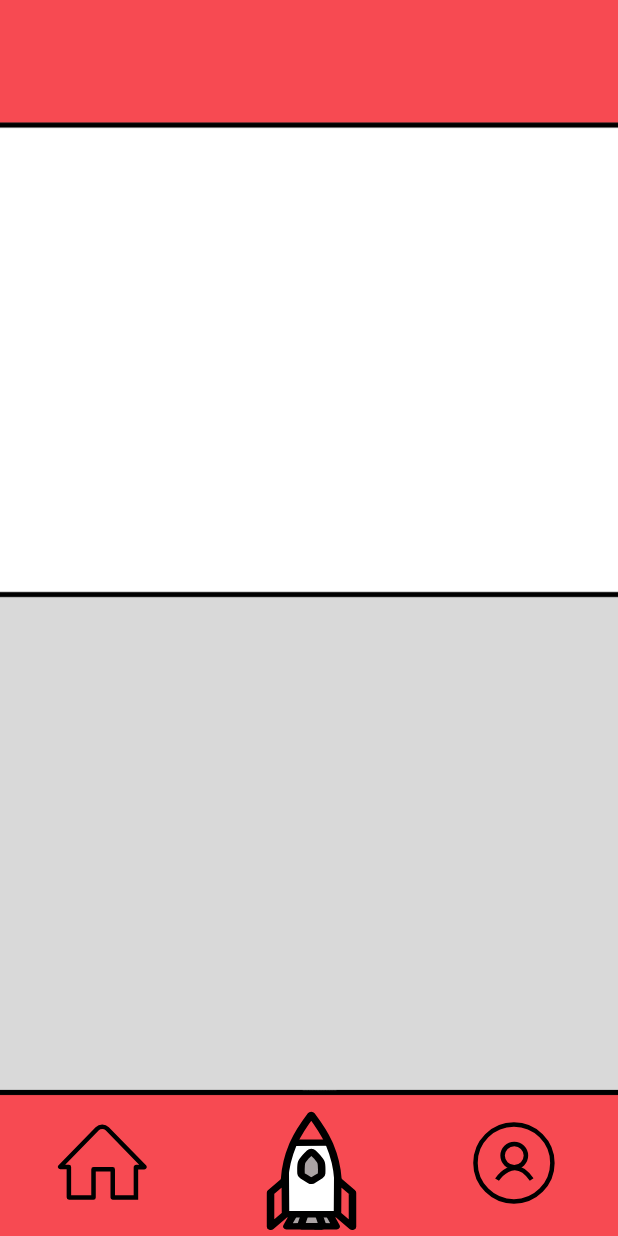
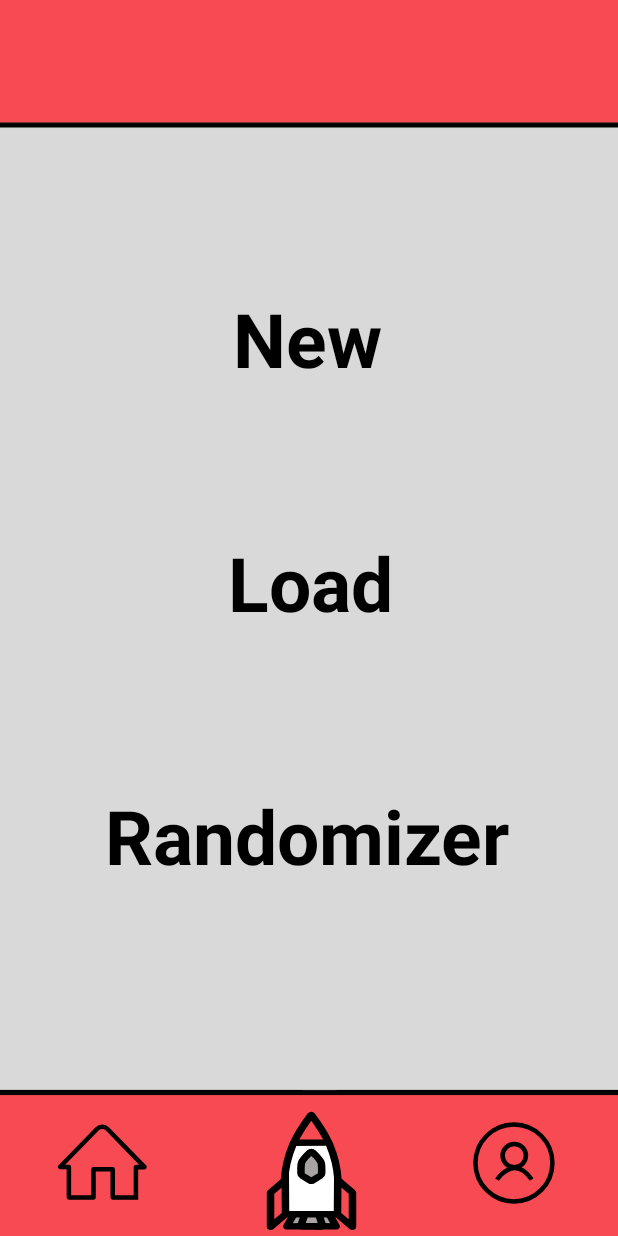
Before and after one commit to Luisob95/TeamTwoProject, an Android app: the PlanActivity screen opened directly, with no data from a screen before it, on a phone screen of 412 x 824 dp. Run offline under Robolectric (Android 15) with nearby library versions, the phone set to English and light mode, and no system bars.

Commit message:
temp save

```diff
--- /dev/null
+++ b/app/src/main/res/drawable/rounded_spinner.xml
@@ -0,0 +1,10 @@
+<layer-list xmlns:android="http://schemas.android.com/apk/res/android">
+    <item>
+        <shape>
+            <solid android:color="#FFFFFF" />
+            <stroke android:color="#000000" android:width="3dp" />
+            <corners android:radius="8dp" />
+        </shape>
+    </item>
+
+</layer-list>
--- /dev/null
+++ b/app/src/main/res/layout/customspinner.xml
@@ -0,0 +1,5 @@
+<TextView xmlns:android="http://schemas.android.com/apk/res/android"
+    android:layout_width="match_parent"
+    android:layout_height="50dp"
+    android:gravity="center"
+    android:textSize="16sp" />
--- a/app/src/main/res/layout/page_plan.xml
+++ b/app/src/main/res/layout/page_plan_menu.xml
@@ -18,7 +18,7 @@
         app:layout_constraintStart_toStartOf="parent"
         app:layout_constraintTop_toTopOf="parent"
         app:layout_constraintVertical_bias="0.0"
-        app:srcCompat="@drawable/background_homescreen" />
+        app:srcCompat="@drawable/background_otherscreens" />
 
     <ImageButton
         android:id="@+id/icon_Profile"
@@ -64,4 +64,52 @@
         app:layout_constraintVertical_bias="1.0"
         app:srcCompat="@drawable/icon_rocket_selected" />
 
+
+    <TextView
+        android:id="@+id/btn_Text_New"
+        android:layout_width="410dp"
+        android:layout_height="59dp"
+        android:gravity="center"
+        android:text="New"
+        android:textColor="@color/black"
+        android:textSize="50dp"
+        android:textStyle="bold"
+        app:layout_constraintBottom_toBottomOf="parent"
+        app:layout_constraintEnd_toEndOf="parent"
+        app:layout_constraintHorizontal_bias="0.0"
+        app:layout_constraintStart_toStartOf="parent"
+        app:layout_constraintTop_toTopOf="parent"
+        app:layout_constraintVertical_bias="0.251" />
+
+    <TextView
+        android:id="@+id/btn_Text_Load"
+        android:layout_width="410dp"
+        android:layout_height="59dp"
+        android:gravity="center"
+        android:text="Load"
+        android:textColor="@color/black"
+        android:textSize="50dp"
+        android:textStyle="bold"
+        app:layout_constraintBottom_toBottomOf="parent"
+        app:layout_constraintEnd_toEndOf="parent"
+        app:layout_constraintHorizontal_bias="1.0"
+        app:layout_constraintStart_toStartOf="parent"
+        app:layout_constraintTop_toTopOf="parent"
+        app:layout_constraintVertical_bias="0.464" />
+
+    <TextView
+        android:id="@+id/btn_Text_Randomizer"
+        android:layout_width="410dp"
+        android:layout_height="59dp"
+        android:gravity="center"
+        android:text="Randomizer"
+        android:textColor="@color/black"
+        android:textSize="50dp"
+        android:textStyle="bold"
+        app:layout_constraintBottom_toBottomOf="parent"
+        app:layout_constraintEnd_toEndOf="parent"
+        app:layout_constraintHorizontal_bias="0.0"
+        app:layout_constraintStart_toStartOf="parent"
+        app:layout_constraintTop_toTopOf="parent"
+        app:layout_constraintVertical_bias="0.684" />
 </androidx.constraintlayout.widget.ConstraintLayout>
--- a/app/src/main/res/layout/page_profile.xml
+++ b/app/src/main/res/layout/page_profile.xml
@@ -18,7 +18,7 @@
         app:layout_constraintStart_toStartOf="parent"
         app:layout_constraintTop_toTopOf="parent"
         app:layout_constraintVertical_bias="0.0"
-        app:srcCompat="@drawable/background_homescreen" />
+        app:srcCompat="@drawable/background_otherscreens" />
 
     <ImageButton
         android:id="@+id/icon_Profile"
```
Also changed, not shown: app/src/main/java/com/example/myapplication/PlanActivity.java (+50 -3 lines), app/src/main/res/drawable/rounded_toggle.xml (added, +17 -0 lines), app/src/main/res/layout/page_plan_randomizer.xml (added, +241 -0 lines), app/src/main/res/drawable/icon_app_transparent.png (deleted).
